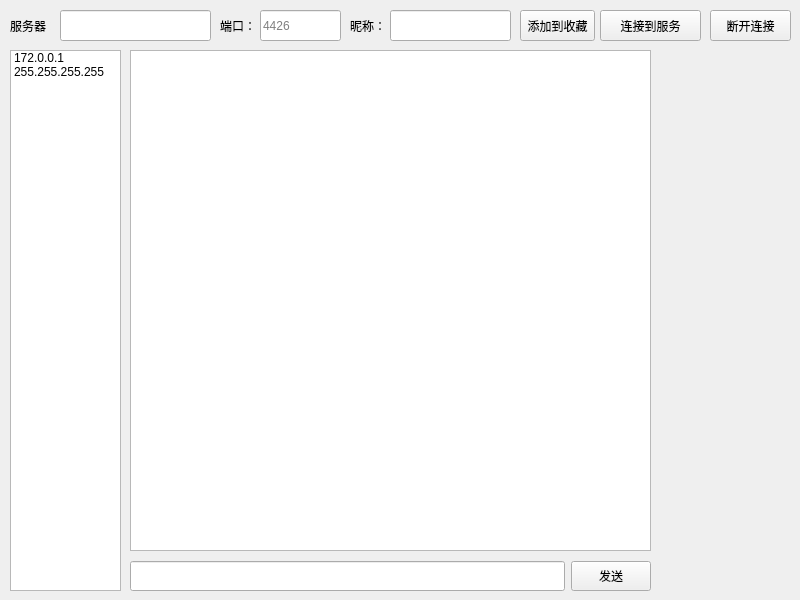
Old version of the form minifish/minifish.ui in the repository DthRee523/MiniFish.
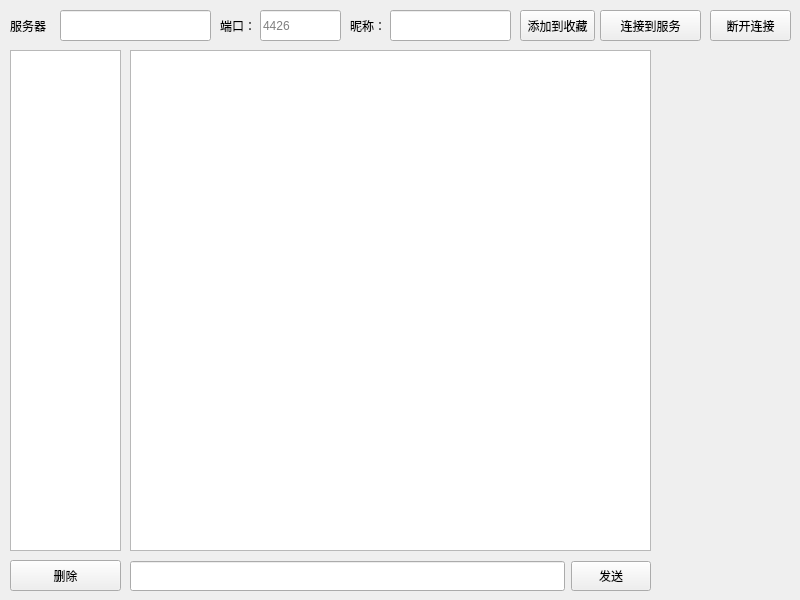
New version of the form.

Commit message: 添加布局

```diff
--- a/minifish/minifish.ui
+++ b/minifish/minifish.ui
@@ -124,19 +124,9 @@
       <x>10</x>
       <y>50</y>
       <width>111</width>
-      <height>541</height>
+      <height>501</height>
      </rect>
     </property>
-    <item>
-     <property name="text">
-      <string>172.0.0.1</string>
-     </property>
-    </item>
-    <item>
-     <property name="text">
-      <string>255.255.255.255</string>
-     </property>
-    </item>
    </widget>
    <widget class="QLineEdit" name="ip_line">
     <property name="geometry">
@@ -165,7 +155,7 @@
 &lt;p style=&quot;-qt-paragraph-type:empty; margin-top:0px; margin-bottom:0px; margin-left:0px; margin-right:0px; -qt-block-indent:0; text-indent:0px;&quot;&gt;&lt;br /&gt;&lt;/p&gt;&lt;/body&gt;&lt;/html&gt;</string>
     </property>
    </widget>
-   <widget class="QWidget" name="">
+   <widget class="QWidget" name="layoutWidget">
     <property name="geometry">
      <rect>
       <x>130</x>
@@ -209,6 +199,19 @@
      </item>
     </layout>
    </widget>
+   <widget class="QPushButton" name="delete_btn">
+    <property name="geometry">
+     <rect>
+      <x>10</x>
+      <y>560</y>
+      <width>111</width>
+      <height>31</height>
+     </rect>
+    </property>
+    <property name="text">
+     <string>删除</string>
+    </property>
+   </widget>
   </widget>
  </widget>
  <resources/>
```
The commit also changes 2 other files.
